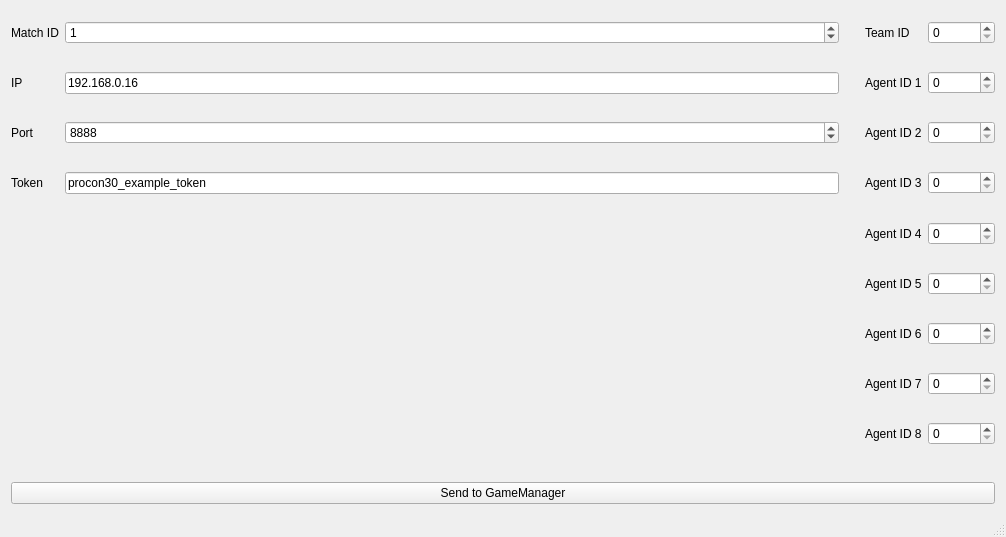
Before: the Qt Designer form Takao/takao.ui in tnct-spc/procon2019-comp, drawn with Qt 5.
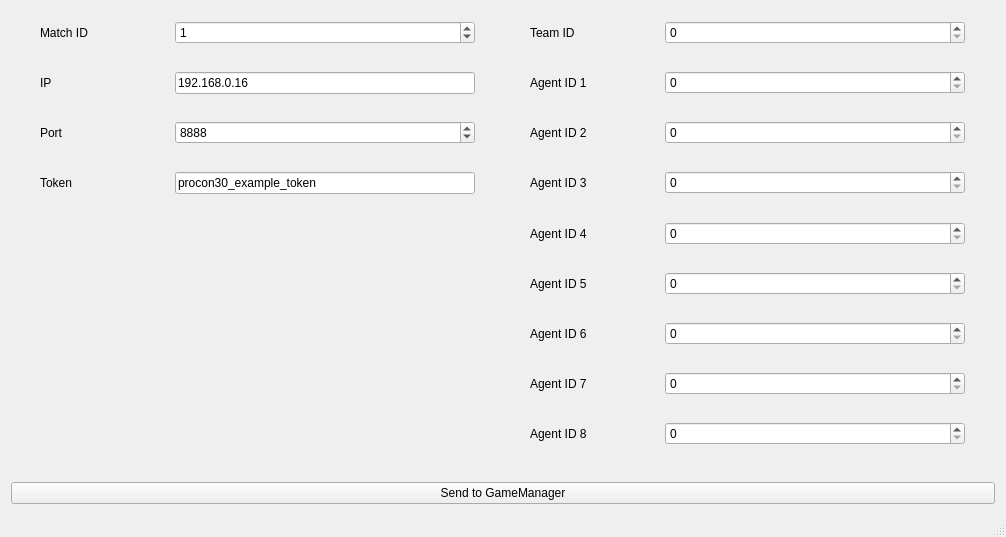
After: the same form once the commit is applied.

Commit message: [change]追加した入力欄の配置を整えた

```diff
--- a/Takao/takao.ui
+++ b/Takao/takao.ui
@@ -42,6 +42,12 @@
       </item>
       <item row="3" column="0">
        <widget class="QLabel" name="label_12">
+        <property name="maximumSize">
+         <size>
+          <width>100</width>
+          <height>16777215</height>
+         </size>
+        </property>
         <property name="text">
          <string>Token</string>
         </property>
@@ -89,6 +95,18 @@
       </item>
       <item row="0" column="5">
        <widget class="QSpinBox" name="TeamID">
+        <property name="minimumSize">
+         <size>
+          <width>300</width>
+          <height>0</height>
+         </size>
+        </property>
+        <property name="maximumSize">
+         <size>
+          <width>300</width>
+          <height>16777215</height>
+         </size>
+        </property>
         <property name="maximum">
          <number>1000000000</number>
         </property>
@@ -147,19 +165,6 @@
         </property>
        </widget>
       </item>
-      <item row="1" column="2">
-       <widget class="QLineEdit" name="IP">
-        <property name="maximumSize">
-         <size>
-          <width>16777215</width>
-          <height>16777215</height>
-         </size>
-        </property>
-        <property name="text">
-         <string>192.168.0.16</string>
-        </property>
-       </widget>
-      </item>
       <item row="2" column="5">
        <widget class="QSpinBox" name="AgentID2">
         <property name="maximum">
@@ -190,6 +195,12 @@
       </item>
       <item row="3" column="4">
        <widget class="QLabel" name="label_6">
+        <property name="maximumSize">
+         <size>
+          <width>100</width>
+          <height>16777215</height>
+         </size>
+        </property>
         <property name="text">
          <string>Agent ID 3</string>
         </property>
@@ -251,21 +262,17 @@
       </item>
       <item row="0" column="4">
        <widget class="QLabel" name="label_2">
+        <property name="maximumSize">
+         <size>
+          <width>100</width>
+          <height>16777215</height>
+         </size>
+        </property>
         <property name="text">
          <string>Team ID</string>
         </property>
        </widget>
       </item>
-      <item row="2" column="2">
-       <widget class="QSpinBox" name="Port">
-        <property name="maximum">
-         <number>1000000000</number>
-        </property>
-        <property name="value">
-         <number>8888</number>
-        </property>
-       </widget>
-      </item>
       <item row="2" column="3">
        <spacer name="verticalSpacer_3">
         <property name="orientation">
@@ -313,13 +320,6 @@
         </property>
        </widget>
       </item>
-      <item row="3" column="2">
-       <widget class="QLineEdit" name="Token">
-        <property name="text">
-         <string>procon30_example_token</string>
-        </property>
-       </widget>
-      </item>
       <item row="5" column="5">
        <widget class="QSpinBox" name="AgentID5">
         <property name="maximum">
@@ -327,8 +327,56 @@
         </property>
        </widget>
       </item>
-      <item row="0" column="2">
+      <item row="3" column="1">
+       <widget class="QLineEdit" name="Token">
+        <property name="maximumSize">
+         <size>
+          <width>300</width>
+          <height>16777215</height>
+         </size>
+        </property>
+        <property name="text">
+         <string>procon30_example_token</string>
+        </property>
+       </widget>
+      </item>
+      <item row="2" column="1">
+       <widget class="QSpinBox" name="Port">
+        <property name="maximumSize">
+         <size>
+          <width>300</width>
+          <height>16777215</height>
+         </size>
+        </property>
+        <property name="maximum">
+         <number>1000000000</number>
+        </property>
+        <property name="value">
+         <number>8888</number>
+        </property>
+       </widget>
+      </item>
+      <item row="1" column="1">
+       <widget class="QLineEdit" name="IP">
+        <property name="maximumSize">
+         <size>
+          <width>300</width>
+          <height>16777215</height>
+         </size>
+        </property>
+        <property name="text">
+         <string>192.168.0.16</string>
+        </property>
+       </widget>
+      </item>
+      <item row="0" column="1">
        <widget class="QSpinBox" name="MatchID">
+        <property name="maximumSize">
+         <size>
+          <width>300</width>
+          <height>16777215</height>
+         </size>
+        </property>
         <property name="maximum">
          <number>1000000000</number>
         </property>
```
Left out of the diff: 3 changed lines with no effect on the pictures. The commit also changes 2 other files.
